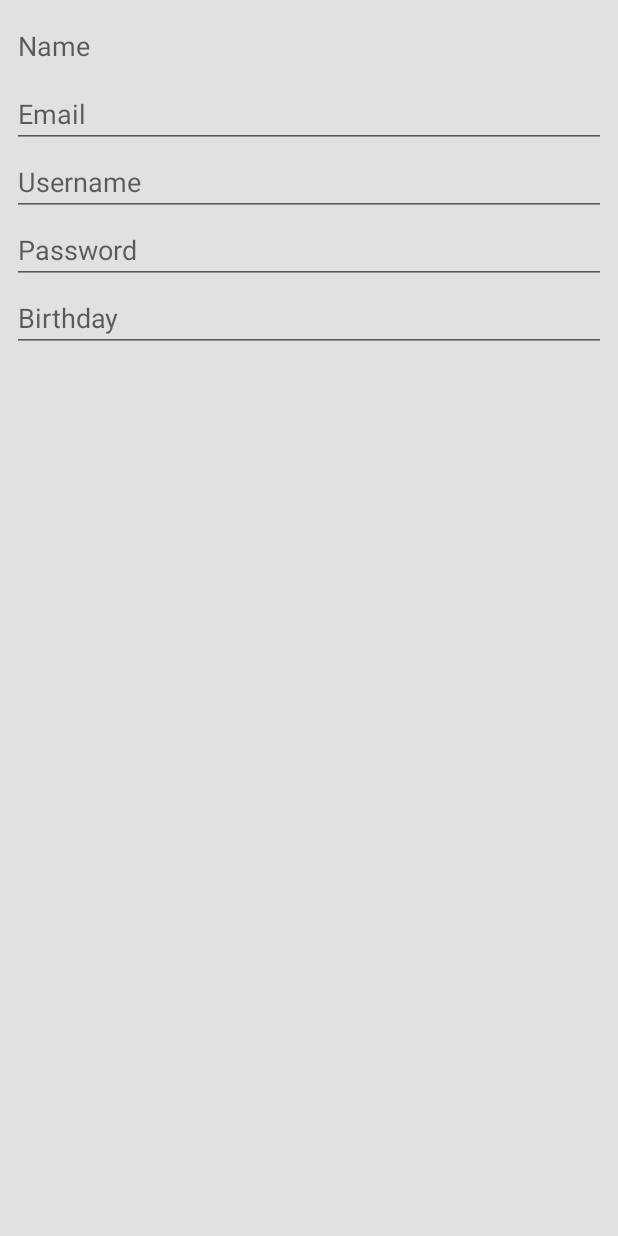
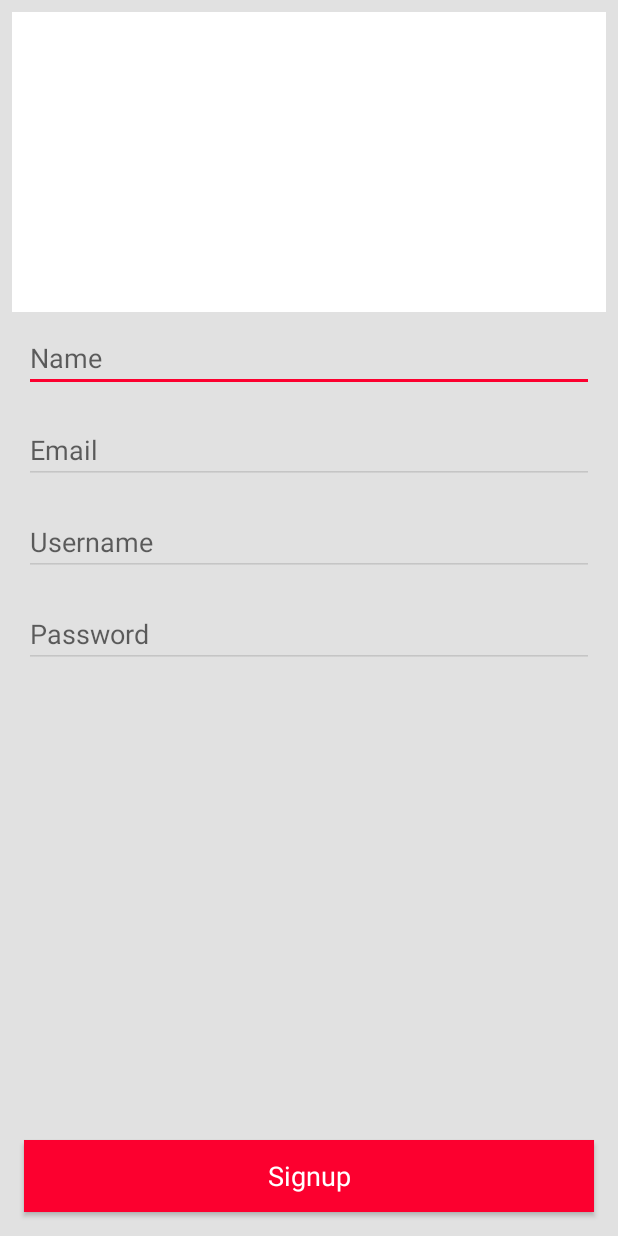
Before and after one commit to dare-startup/dareu, an Android app: the SignupActivity screen opened directly, with no data from a screen before it, on a phone screen of 412 x 824 dp. Run offline under Robolectric (Android 15) with nearby library versions, the phone set to English and light mode, and no system bars.

Commit message:
Updated styles on signup, signin activities, need to get them to work...

```diff
--- a/app/src/main/AndroidManifest.xml
+++ b/app/src/main/AndroidManifest.xml
@@ -16,8 +16,10 @@
             </intent-filter>
         </activity>
         <activity android:name=".activity.WelcomeActivity" />
-        <activity android:name=".activity.SignupActivity" />
-        <activity android:name=".activity.SigninActivity"></activity>
+        <activity android:name=".activity.SignupActivity"
+            android:windowSoftInputMode="adjustResize"/>
+        <activity android:name=".activity.SigninActivity"
+            android:windowSoftInputMode="adjustResize"></activity>
     </application>
 
 </manifest>
--- a/app/src/main/java/com/dareu/mobile/activity/SplashActivity.java
+++ b/app/src/main/java/com/dareu/mobile/activity/SplashActivity.java
@@ -37,7 +37,9 @@ public class SplashActivity extends AppCompatActivity implements ActivityListene
         Intent intent = null;
         if(!SharedUtils.getStringPreference(this, SharedUtils.PrefName.SIGNIN_TOKEN).isEmpty()){
             //go to main activity here
-            //intent = new Intent(this, );
+            intent = new Intent(this, SignupActivity.class);
+            intent.addFlags(Intent.FLAG_ACTIVITY_CLEAR_TOP);
+            startActivity(intent);
         }else {
             //go to signin activity
             //new Intent(this,);
--- a/app/src/main/res/layout/activity_signup.xml
+++ b/app/src/main/res/layout/activity_signup.xml
@@ -1,6 +1,7 @@
 <?xml version="1.0" encoding="utf-8"?>
-<LinearLayout xmlns:android="http://schemas.android.com/apk/res/android"
+<RelativeLayout xmlns:android="http://schemas.android.com/apk/res/android"
     xmlns:tools="http://schemas.android.com/tools"
+    xmlns:app="http://schemas.android.com/apk/res-auto"
     android:id="@+id/activity_signup"
     android:layout_width="match_parent"
     android:layout_height="match_parent"
@@ -8,35 +9,66 @@
     android:paddingLeft="@dimen/activity_horizontal_margin"
     android:paddingRight="@dimen/activity_horizontal_margin"
     android:paddingTop="@dimen/activity_vertical_margin"
-    tools:context="com.dareu.mobile.activity.SignupActivity"
-    android:orientation="vertical">
+    tools:context="com.dareu.mobile.activity.SignupActivity">
 
 
+    <android.support.design.widget.CoordinatorLayout
+        android:layout_width="match_parent"
+        android:layout_height="match_parent">
+
+        <RelativeLayout
+            android:layout_width="match_parent"
+            android:layout_height="match_parent">
+
+            <LinearLayout
+                android:orientation="vertical"
+                android:layout_width="match_parent"
+                android:layout_height="match_parent">
 
 
-
+                <ImageView
+                    android:id="@+id/signupProfilePicture"
+                    android:background="@android:color/white"
+                    android:layout_width="match_parent"
+                    android:layout_height="200dp" />
                 <EditText
+                    android:id="@+id/signupNameText"
                     android:hint="Name"
+                    android:layout_margin="8dp"
                     android:layout_width="match_parent"
                     android:layout_height="wrap_content" />
 
                 <EditText
+                    android:id="@+id/signupEmailText"
                     android:hint="Email"
+                    android:layout_margin="8dp"
                     android:layout_width="match_parent"
                     android:layout_height="wrap_content" />
 
                 <EditText
+                    android:id="@+id/signupUsernameText"
                     android:hint="Username"
+                    android:layout_margin="8dp"
                     android:layout_width="match_parent"
                     android:layout_height="wrap_content" />
 
                 <EditText
+                    android:id="@+id/signupPasswordText"
                     android:hint="Password"
+                    android:layout_margin="8dp"
                     android:layout_width="match_parent"
                     android:layout_height="wrap_content" />
 
-    <EditText
-        android:hint="Birthday"
+            </LinearLayout>
+
+            <Button
+                android:id="@+id/signupButton"
+                android:layout_alignParentBottom="true"
+                android:text="Signup"
+                style="@style/PrimaryButtonTheme"
                 android:layout_width="match_parent"
                 android:layout_height="wrap_content" />
-</LinearLayout>
+        </RelativeLayout>
+
+    </android.support.design.widget.CoordinatorLayout>
+</RelativeLayout>
--- a/app/src/main/res/layout/activity_welcome.xml
+++ b/app/src/main/res/layout/activity_welcome.xml
@@ -33,12 +33,14 @@
         android:orientation="vertical">
 
         <Button
+            android:id="@+id/welcomeSignupButton"
             style="@style/PrimaryButtonTheme"
             android:text="Sign up"
             android:layout_width="match_parent"
             android:layout_height="wrap_content" />
 
         <TextView
+            android:id="@+id/welcomeSigninTextView"
             android:layout_gravity="center"
             android:text="Already a user?"
             android:layout_width="wrap_content"
--- a/app/src/main/res/layout/toolbar.xml
+++ b/app/src/main/res/layout/toolbar.xml
@@ -8,4 +8,6 @@
     android:theme="@style/ThemeOverlay.AppCompat.ActionBar"
     app:popupTheme="@style/ThemeOverlay.AppCompat.Light"
     xmlns:android="http://schemas.android.com/apk/res/android"
-    xmlns:app="http://schemas.android.com/apk/res-auto" />
+    xmlns:app="http://schemas.android.com/apk/res-auto"
+    android:layout_marginTop="8dp"
+    android:layout_marginBottom="8dp"/>
--- a/app/src/main/res/values/styles.xml
+++ b/app/src/main/res/values/styles.xml
@@ -7,8 +7,14 @@
         <item name="colorPrimaryDark">@color/colorPrimaryDark</item>
         <item name="colorAccent">@color/colorAccent</item>
         <item name="android:colorBackground">@color/colorAccent</item>
+
+        <item name="colorControlNormal">#c5c5c5</item>
+        <item name="colorControlActivated">@color/colorPrimary</item>
+        <item name="colorControlHighlight">@color/colorPrimary</item>
     </style>
 
+
+    <!-- Buttons -->
     <style name="PrimaryButtonTheme" parent="android:Widget.Holo.Light.Button">
         <item name="android:background">@color/colorPrimary</item>
         <item name="android:textColor">@android:color/white</item>
```
Also changed, not shown: app/src/main/java/com/dareu/mobile/activity/WelcomeActivity.java (+41 -0 lines), app/src/main/res/layout/activity_signin.xml (+43 -0 lines). Lines whose indentation alone changed are shown as unchanged.
